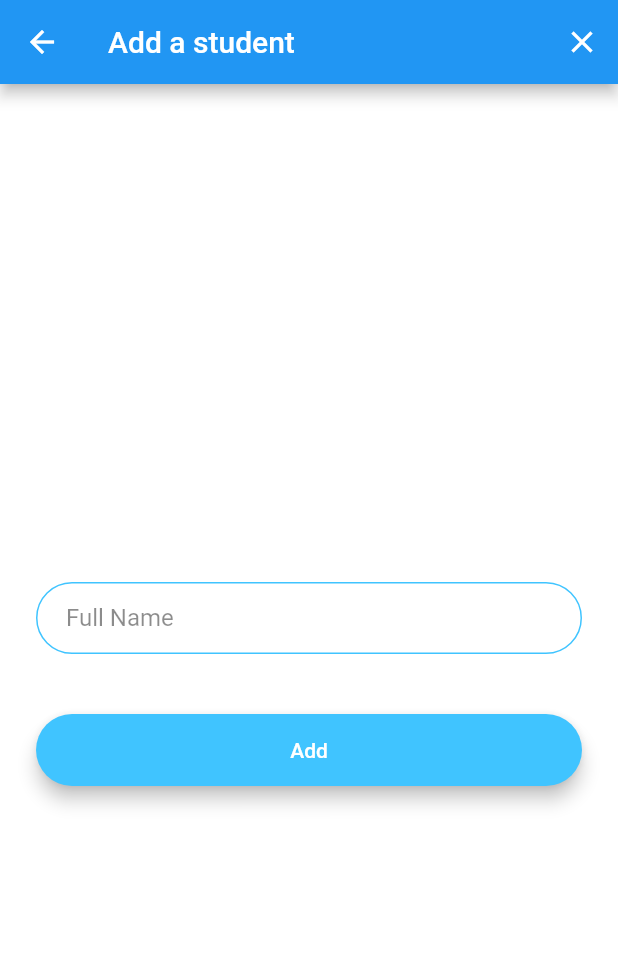
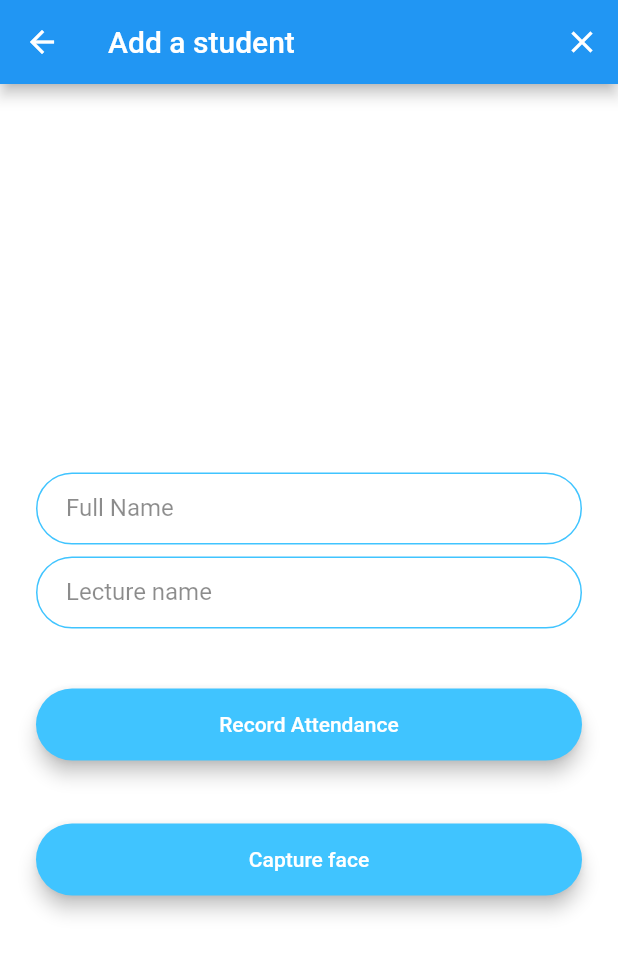
Before and after one commit to aniket-0103/Attendance-Flutter-App, a Flutter app: the Database screen opened by its route, on a phone screen of 412 x 824 dp. Shown: the top 954 px of the screen. Run offline on Flutter 3.47's test engine with Material 2 defaults, Android fonts, the phone set to English and light mode, and no system bars; our stand-ins replace cloud_firestore, firebase_auth, firebase_core, image_picker; missing offline and left inert: firebase_ml_vision, tflite; accounts and stored records are empty.

Commit message:
Add files via upload

```diff
--- a/lib/Screens/database.dart
+++ b/lib/Screens/database.dart
@@ -9,8 +9,8 @@ class Database extends StatefulWidget {
 }
 
 class _DatabaseState extends State<Database> {
-  String full_name;
-  var contact_no;
+  static String full_name;
+  var lecture;
   var age;
   var time;
   User loggedInUser;
@@ -88,39 +88,39 @@ class _DatabaseState extends State<Database> {
                   ),
                 ),
               ),
-              // SizedBox(
-              //   height: 8.0,
-              // ),
-              // TextField(
-              //   style:  TextStyle(color: Colors.black) ,
-              //   keyboardType: TextInputType.phone,
-              //   onChanged: (value) {
-              //     //Do something with the user input.
-              //     contact_no = value;
-              //   },
-              //   decoration: InputDecoration(
-              //     hintText: 'Enter your password.',
-              //     labelText: 'Contact No.',
-              //     labelStyle: TextStyle(
-              //         color: Colors.black45
-              //     ),
-              //     contentPadding:
-              //     EdgeInsets.symmetric(vertical: 10.0, horizontal: 20.0),
-              //     border: OutlineInputBorder(
-              //       borderRadius: BorderRadius.all(Radius.circular(32.0)),
-              //     ),
-              //     enabledBorder: OutlineInputBorder(
-              //       borderSide:
-              //       BorderSide(color: Colors.lightBlueAccent, width: 1.0),
-              //       borderRadius: BorderRadius.all(Radius.circular(32.0)),
-              //     ),
-              //     focusedBorder: OutlineInputBorder(
-              //       borderSide:
-              //       BorderSide(color: Colors.lightBlueAccent, width: 2.0),
-              //       borderRadius: BorderRadius.all(Radius.circular(32.0)),
-              //     ),
-              //   ),
-              // ),
+              SizedBox(
+                height: 8.0,
+              ),
+              TextField(
+                style:  TextStyle(color: Colors.black) ,
+                keyboardType: TextInputType.text,
+                onChanged: (value) {
+                  //Do something with the user input.
+                  lecture = value;
+                },
+                decoration: InputDecoration(
+                  hintText: 'Enter your password.',
+                  labelText: 'Lecture name',
+                  labelStyle: TextStyle(
+                      color: Colors.black45
+                  ),
+                  contentPadding:
+                  EdgeInsets.symmetric(vertical: 10.0, horizontal: 20.0),
+                  border: OutlineInputBorder(
+                    borderRadius: BorderRadius.all(Radius.circular(32.0)),
+                  ),
+                  enabledBorder: OutlineInputBorder(
+                    borderSide:
+                    BorderSide(color: Colors.lightBlueAccent, width: 1.0),
+                    borderRadius: BorderRadius.all(Radius.circular(32.0)),
+                  ),
+                  focusedBorder: OutlineInputBorder(
+                    borderSide:
+                    BorderSide(color: Colors.lightBlueAccent, width: 2.0),
+                    borderRadius: BorderRadius.all(Radius.circular(32.0)),
+                  ),
+                ),
+              ),
               // SizedBox(
               //   height: 8.0,
               // ),
@@ -165,22 +165,46 @@ class _DatabaseState extends State<Database> {
                   child: MaterialButton(
                     onPressed: (){
                       time = new DateTime.now();
-                      final user = _firestore.collection('students').add({
-                        'name': full_name,
-                        'admin': loggedInUser.email,
-                        'attended': true,
-                        'date': time
+                      final user = _firestore.collection(full_name).add({
+                        'Date': time,
+                        'Lecture': lecture
                       });
+                      Scaffold.of(context).showSnackBar(SnackBar(
+                        content: Text("Attendance recorded"),
+                      ));
                     },
                     minWidth: 200.0,
                     height: 42.0,
                     child: Text(
-                      'Add',
+                      'Record Attendance',
                       style: TextStyle(
                         color: Colors.white
                       ),
 
 
+                    ),
+                  ),
+                ),
+              ),
+              SizedBox(
+                height: 10.0,
+              ),
+              Padding(
+                padding: EdgeInsets.symmetric(vertical: 16.0),
+                child: Material(
+                  elevation: 5.0,
+                  color: Colors.lightBlueAccent,
+                  borderRadius: BorderRadius.circular(30.0),
+                  child: MaterialButton(
+                    onPressed: () {
+                      //Go to login screen.
+                      Navigator.pushNamed(context, '/face_recognition');
+                      // time = new DateTime.now();
+                    },
+                    minWidth: 200.0,
+                    height: 42.0,
+                    child: Text(
+                      'Capture face',
                     ),
                   ),
                 ),
```
Also changed, not shown: lib/Screens/welcome.dart (+3 -22 lines).
